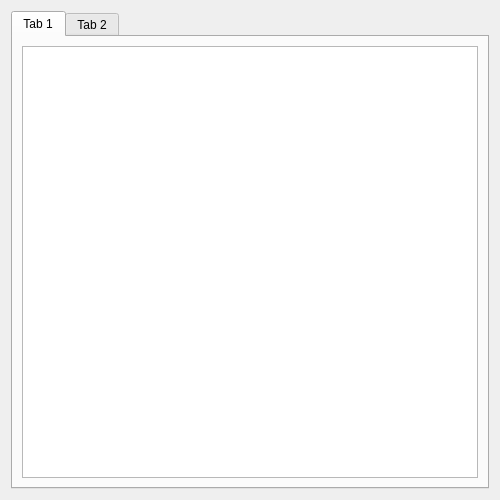
The window that mainwindow.ui (Bodiok007/SimpleAccounting) describes before a commit, drawn with Qt 5.
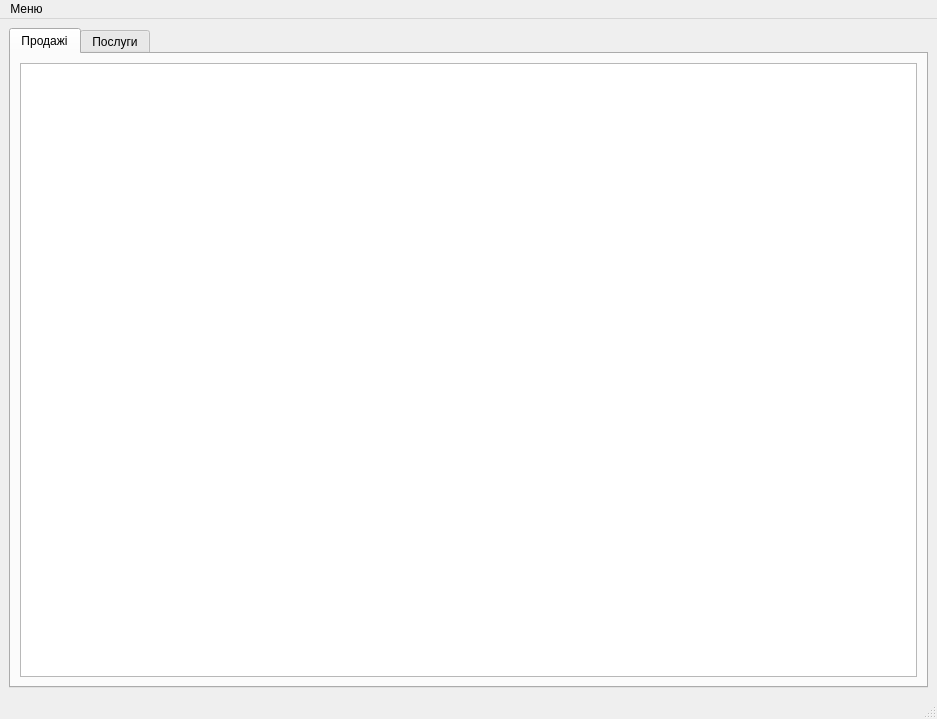
The same window after the commit. Custom widgets are drawn as their Qt base class.

Commit message: created SalesTableView with context menu

Patch:
```diff
--- a/mainwindow.ui
+++ b/mainwindow.ui
@@ -1,25 +1,20 @@
 <?xml version="1.0" encoding="UTF-8"?>
 <ui version="4.0">
  <class>MainWindow</class>
- <widget class="QWidget" name="MainWindow">
+ <widget class="QMainWindow" name="MainWindow">
   <property name="geometry">
    <rect>
     <x>0</x>
     <y>0</y>
-    <width>500</width>
-    <height>500</height>
+    <width>937</width>
+    <height>719</height>
    </rect>
   </property>
-  <property name="minimumSize">
-   <size>
-    <width>0</width>
-    <height>0</height>
-   </size>
-  </property>
   <property name="windowTitle">
    <string>Form</string>
   </property>
-  <layout class="QVBoxLayout" name="verticalLayout_3">
+  <widget class="QWidget" name="centralwidget">
+   <layout class="QHBoxLayout" name="horizontalLayout_2">
    <item>
     <layout class="QVBoxLayout" name="verticalLayout">
      <item>
@@ -35,28 +30,11 @@
        </property>
        <widget class="QWidget" name="tab">
         <attribute name="title">
-         <string>Tab 1</string>
-        </attribute>
-        <layout class="QVBoxLayout" name="verticalLayout_2">
-         <item>
-          <widget class="QTableView" name="tableView">
-           <property name="minimumSize">
-            <size>
-             <width>300</width>
-             <height>300</height>
-            </size>
-           </property>
-          </widget>
-         </item>
-        </layout>
-       </widget>
-       <widget class="QWidget" name="tab_2">
-        <attribute name="title">
-         <string>Tab 2</string>
+          <string>Продажі</string>
         </attribute>
         <layout class="QHBoxLayout" name="horizontalLayout">
          <item>
-          <widget class="QTableView" name="tableServices">
+           <widget class="SalesTableView" name="tableSales">
            <property name="minimumSize">
             <size>
              <width>448</width>
@@ -67,12 +45,69 @@
          </item>
         </layout>
        </widget>
+        <widget class="QWidget" name="tabServices">
+         <attribute name="title">
+          <string>Послуги</string>
+         </attribute>
+         <layout class="QVBoxLayout" name="verticalLayout_2">
+          <item>
+           <widget class="QTableView" name="tableServices">
+            <property name="minimumSize">
+             <size>
+              <width>300</width>
+              <height>300</height>
+             </size>
+            </property>
       </widget>
      </item>
     </layout>
-   </item>
-  </layout>
- </widget>
+        </widget>
+       </widget>
+      </item>
+     </layout>
+    </item>
+   </layout>
+  </widget>
+  <widget class="QMenuBar" name="menubar">
+   <property name="geometry">
+    <rect>
+     <x>0</x>
+     <y>0</y>
+     <width>937</width>
+     <height>25</height>
+    </rect>
+   </property>
+   <widget class="QMenu" name="menu">
+    <property name="title">
+     <string>Меню</string>
+    </property>
+    <addaction name="addSales"/>
+    <addaction name="addService"/>
+   </widget>
+   <addaction name="menu"/>
+  </widget>
+  <widget class="QStatusBar" name="statusbar"/>
+  <action name="addSales">
+   <property name="text">
+    <string>Додати товар</string>
+   </property>
+  </action>
+  <action name="addService">
+   <property name="text">
+    <string>Додати послугу</string>
+   </property>
+  </action>
+ </widget>
+ <customwidgets>
+  <customwidget>
+   <class>SalesTableView</class>
+   <extends>QTableView</extends>
+   <header>salestableview.h</header>
+   <slots>
+    <slot>slotActivatedContextMenu(QAction*)</slot>
+   </slots>
+  </customwidget>
+ </customwidgets>
  <resources/>
  <connections/>
 </ui>
```
Left out of the diff: 23 changed lines with no effect on the pictures. Lines whose indentation alone changed are shown as unchanged. The commit also changes 6 other files.
